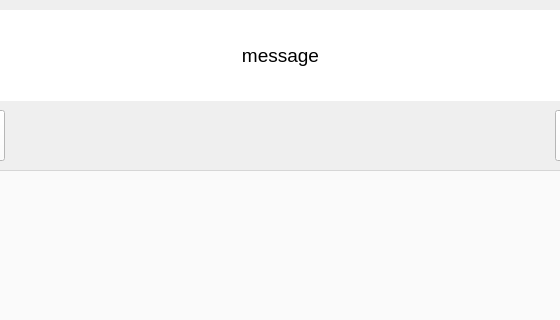
The window that src/alfa_CR6_frontend/ui/input_dialog.ui (alfa-sw/alfa_cr6) describes before a commit, drawn with Qt 5; both pictures show x 315 to 875 and y 0 to 320 of the 1078 by 575 pixel window.
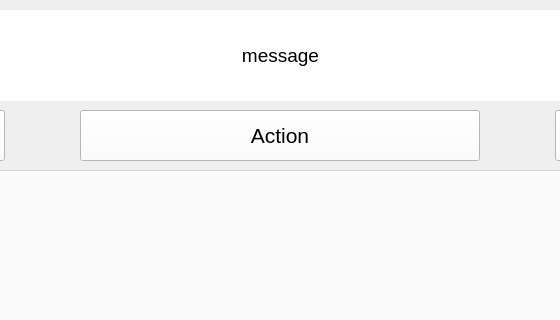
The same window after the commit.

Diff of the .ui file:
```diff
--- a/src/alfa_CR6_frontend/ui/input_dialog.ui
+++ b/src/alfa_CR6_frontend/ui/input_dialog.ui
@@ -147,6 +147,33 @@
     <bool>false</bool>
    </property>
   </widget>
+  <widget class="QPushButton" name="action_button">
+   <property name="geometry">
+    <rect>
+     <x>395</x>
+     <y>110</y>
+     <width>400</width>
+     <height>51</height>
+    </rect>
+   </property>
+   <property name="font">
+    <font>
+     <pointsize>16</pointsize>
+    </font>
+   </property>
+   <property name="styleSheet">
+    <string notr="true">background:#FFFFFFFF</string>
+   </property>
+   <property name="text">
+    <string>Action</string>
+   </property>
+   <property name="iconSize">
+    <size>
+     <width>32</width>
+     <height>32</height>
+    </size>
+   </property>
+  </widget>
   <widget class="QComboBox" name="combo_box">
    <property name="geometry">
     <rect>
```
